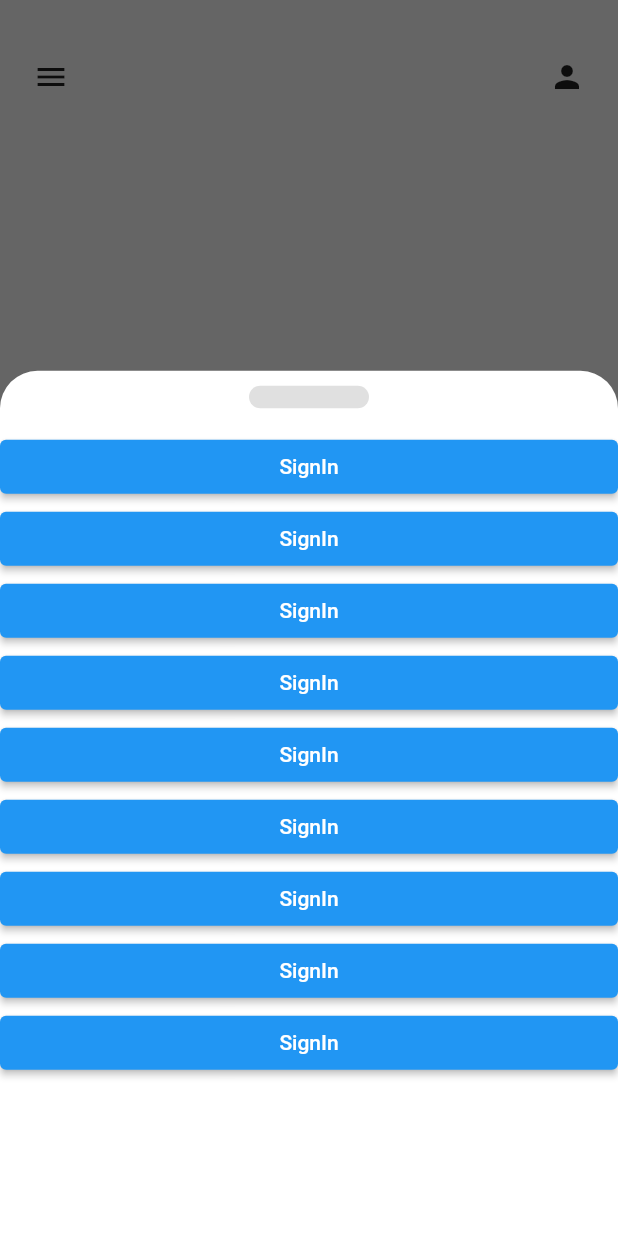
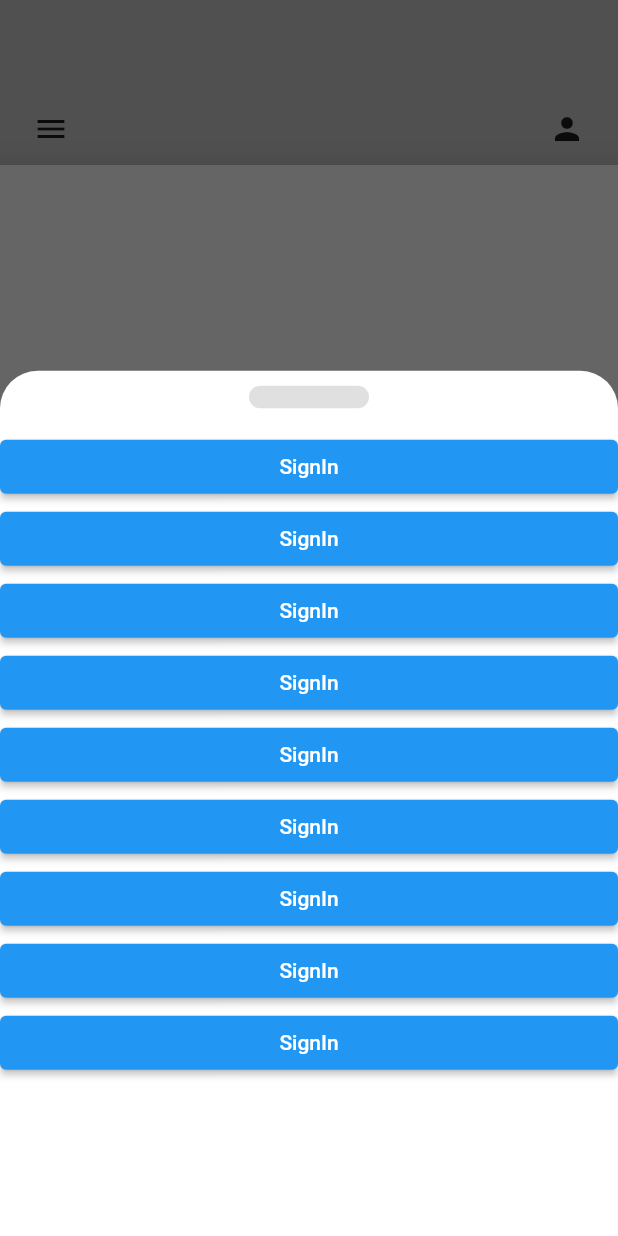
Before and after one commit to qodirxon0115/yuksalish, a Flutter app: the screen it shows after launch, after a tap on the "menu" icon, on a phone screen of 412 x 824 dp. Run offline on Flutter 3.47's test engine with Material 2 defaults, Android fonts, the light colour scheme and no system bars; drawn by our look-alikes of bottom_navy_bar, carousel_slider; our stand-ins replace anim_search_bar, shimmer_animation, sqflite; accounts and stored records are empty.

Commit message:
appbar glassmorphism qilindi

```diff
--- a/lib/main.dart
+++ b/lib/main.dart
@@ -1,4 +1,5 @@
 import 'package:flutter/material.dart';
+import 'package:flutter/services.dart';
 import 'package:provider/provider.dart';
 import 'package:yuksalish_1/model/provider/model_pv.dart';
 import 'package:yuksalish_1/pages/home/home_page.dart';
@@ -6,11 +7,12 @@ import 'package:yuksalish_1/pages/sign/signup_page.dart';
 import 'package:yuksalish_1/pages/splash/shimer_page.dart';
 import 'package:yuksalish_1/pages/sign/signin_page.dart';
 
-
 void main() {
+  WidgetsFlutterBinding.ensureInitialized();
+  SystemChrome.setSystemUIOverlayStyle(const SystemUiOverlayStyle(
+    statusBarColor: Colors.transparent, // transparent status bar
+  ));
   runApp(
-    /// Providers are above [MyApp] instead of inside it, so that tests
-    /// can use [MyApp] while mocking the providers
     MultiProvider(
       providers: [
         ChangeNotifierProvider(create: (_) => MainProvider()),
@@ -26,18 +28,16 @@ class MyApp extends StatelessWidget {
   @override
   Widget build(BuildContext context) {
     return MaterialApp(
-      title: 'Flutter Demo',
-      theme: ThemeData(
-        primarySwatch: Colors.blue,
-      ),
+        debugShowCheckedModeBanner: false,
+        title: 'Flutter Demo',
+        theme: ThemeData(
+          primarySwatch: Colors.blue,
+        ),
         routes: {
           HomePage.id: (context) => const HomePage(),
           SignUp.id: (context) => const SignUp(),
           SignIn.id: (context) => const SignIn(),
         },
-      home: const ShimerPage()
-
-
-    );
+        home: const ShimerPage());
   }
 }
--- a/lib/model/provider/model_pv.dart
+++ b/lib/model/provider/model_pv.dart
@@ -12,11 +12,13 @@ class MainProvider extends ChangeNotifier {
   int pageIndexCount = 0;
   bool isLongPressed = false;
   bool isLoading = true;
+  double height_ = 0;
 
 
 
 
-void isSelected(value){
+
+  void isSelected(value){
   notifyListeners();
   pageIndex = value;
 
--- a/lib/pages/admin_pages/admin_panel_home.dart
+++ b/lib/pages/admin_pages/admin_panel_home.dart
@@ -38,15 +38,16 @@ class _AdminPanelListTaskState extends State<AdminPanelListTask> {
   Widget build(BuildContext context) {
     bool seeAll = true;
     return Scaffold(
+
       body: CustomScrollView(
+
         slivers: [
           appBar(context, _key,seeAll),
           SliverList(
+
             delegate: SliverChildListDelegate(
               [
-                SafeArea(
-                  child: tasksList(context, widget.allList),
-                ),
+                tasksList(context, widget.allList),
               ],
             ),
           ),
--- a/lib/pages/home/widgets/home/custom_appBar.dart
+++ b/lib/pages/home/widgets/home/custom_appBar.dart
@@ -1,3 +1,5 @@
+import 'dart:ui';
+
 import 'package:flutter/material.dart';
 import 'package:provider/provider.dart';
 import 'package:yuksalish_1/model/provider/model_pv.dart';
@@ -7,7 +9,6 @@ import 'package:yuksalish_1/pages/sign/signin_page.dart';
 
 import '../../../admin_pages/admin_panel_home.dart';
 import 'show_modal_sheet.dart';
-
 
 class CustomScroll extends ScrollBehavior {
   @override
@@ -39,44 +40,35 @@ class PersistentHeader extends SliverPersistentHeaderDelegate {
   });
 
   @override
-  Widget build(
-      BuildContext context, double shrinkOffset, bool overlapsContent) {
-    List<Color> listColor = [
-      Colors.transparent,
-      Colors.transparent,
-    ];
-    return Container(
+  Widget build(BuildContext context, double shrinkOffset, bool overlapsContent) {
+
+
+    return ClipRect(
+        child: BackdropFilter(
+            filter: ImageFilter.blur(sigmaX: 30.0, sigmaY: 10.0),
+            child: Container(
               width: width ?? double.infinity,
-      height: height ?? 80,
+              height: height ?? 110,
               decoration: BoxDecoration(
                   borderRadius: BorderRadius.only(
                     topRight: Radius.elliptical(topRight ?? 0, topRight ?? 0),
                     topLeft: Radius.elliptical(topRight ?? 0, topRight ?? 0),
-
                   ),
-        gradient: LinearGradient(
-          begin: Alignment.bottomCenter,
-          end: Alignment.topCenter,
-          colors: colors ?? listColor,
-        ),
-      ),
+                  color: Colors.black12.withOpacity(0.3)),
               child: Column(
                 mainAxisAlignment: MainAxisAlignment.end,
                 children: [
                   widget,
-          const SizedBox(
-            height: 5,
-          )
                 ],
               ),
-    );
+            )));
   }
 
   @override
-  double get maxExtent => height ?? 80;
+  double get maxExtent => height ?? 110;
 
   @override
-  double get minExtent => height ?? 80;
+  double get minExtent => height ?? 110;
 
   @override
   bool shouldRebuild(SliverPersistentHeaderDelegate oldDelegate) {
@@ -84,16 +76,15 @@ class PersistentHeader extends SliverPersistentHeaderDelegate {
   }
 }
 
-Widget appBar(context, key,seeAll) {
+Widget appBar(context, key, seeAll) {
   final viewModel = Provider.of<MainProvider>(context);
   return SliverPersistentHeader(
     pinned: true,
     delegate: PersistentHeader(
-      colors: [
-        Colors.black12,
-        Colors.black12,
-      ],
-      widget: Row(
+
+      widget:  Container(
+  color: Colors.transparent,
+  child:  Row(
           mainAxisAlignment: MainAxisAlignment.spaceBetween,
           children: <Widget>[
             const SizedBox(
@@ -101,20 +92,28 @@ Widget appBar(context, key,seeAll) {
             ),
             IconButton(
               onPressed: () {
-              seeAll ?
-              Navigator.of(context).pushReplacement(MaterialPageRoute(builder: (BuildContext context)=> HomePage())):
+                print(MediaQuery.of(context).size.height);
+                seeAll
+                    ? Navigator.of(context).pushReplacement(MaterialPageRoute(
+                        builder: (BuildContext context) => HomePage()))
+                    :
                     // Drawer
                     showModalSheetWidget(
-                  context, viewModel.listButton(const SignIn(), context, "SignIn"));
+                        context,
+                        viewModel.listButton(
+                            const SignIn(), context, "SignIn"));
               },
-            icon: seeAll ?  const Icon(Icons.arrow_back) : const Icon(Icons.menu),
+              icon: seeAll
+                  ? const Icon(Icons.arrow_back)
+                  : const Icon(Icons.menu),
             ),
             const Spacer(),
             GestureDetector(
               onLongPress: () {
                 viewModel.longPressed();
               },
-            child: !seeAll ? IconButton(
+              child: !seeAll
+                  ? IconButton(
                       onPressed: () {
                         viewModel.isLongPressed != true
                             ? showModalSheetWidget(
@@ -122,11 +121,13 @@ Widget appBar(context, key,seeAll) {
                             : Navigator.push(
                                 context,
                                 MaterialPageRoute(
-                        builder: (BuildContext context) => AdminPanelCreateTask()));
+                                    builder: (BuildContext context) =>
+                                        AdminPanelCreateTask()));
                         viewModel.isLongPressed = false;
                       },
                       icon: const Icon(Icons.person),
-            ) : Container(),
+                    )
+                  : Container(color: Colors.transparent,),
             ),
             const SizedBox(
               width: 10,
@@ -134,5 +135,6 @@ Widget appBar(context, key,seeAll) {
           ],
         ),
       ),
+    ),
   );
 }
--- a/lib/pages/home/widgets/home/home_head_banner_view.dart
+++ b/lib/pages/home/widgets/home/home_head_banner_view.dart
@@ -53,8 +53,44 @@ Widget homeBannerView(context) {
                                               ],
                                             ),
                                             child: Center(
-                                                child: Text(
-                                                    item.title.toString())),
+                                                child: Column(
+                                                  mainAxisAlignment: MainAxisAlignment.end,
+                                                  children: [
+                                                    Row(
+                                                      children: [
+                                                        Expanded(
+                                                          child: Column(
+
+                                                            children: [
+                                                              Center(
+                                                                child: Padding(
+                                                                  padding: const EdgeInsets.only(left: 15.0,right: 12,bottom: 15),
+
+                                                                  child: Text(
+                                                                      item.title.toString(),style: TextStyle(fontWeight: FontWeight.bold,fontSize: 16),),
+                                                                ),
+                                                              ),
+                                                              Center(
+                                                                child: Text(
+                                                                      item.title.toString(),style: TextStyle(fontWeight: FontWeight.bold,fontSize: 16),),
+                                                              ),
+                                                            ],
+                                                          ),
+                                                        ),
+
+                                                        Expanded(
+                                                          child: Center(
+                                                            child: Padding(
+                                                              padding: const EdgeInsets.only(left: 15.0,right: 12,bottom: 15),
+                                                              child: Text(
+                                                                  item.price.toString(),style: TextStyle(fontWeight: FontWeight.w500,fontSize: 16),),
+                                                            ),
+                                                          ),
+                                                        ),
+                                                      ],
+                                                    ),
+                                                  ],
+                                                )),
                                           ),
                                         )
                                         .toList(),
--- a/lib/pages/home/widgets/home/task_list_widget/task_list.dart
+++ b/lib/pages/home/widgets/home/task_list_widget/task_list.dart
@@ -19,7 +19,7 @@ Widget tasksList(context, bool allList) {
   });
   return SizedBox(
       height: !allList
-          ? MediaQuery.of(context).size.height * 0.8
+          ? MediaQuery.of(context).size.height * 0.9
           : MediaQuery.of(context).size.height,
       child: Consumer<MainProvider>(builder: (context, data, child) {
         return StreamBuilder(
```
Lines whose indentation alone changed are shown as unchanged.
